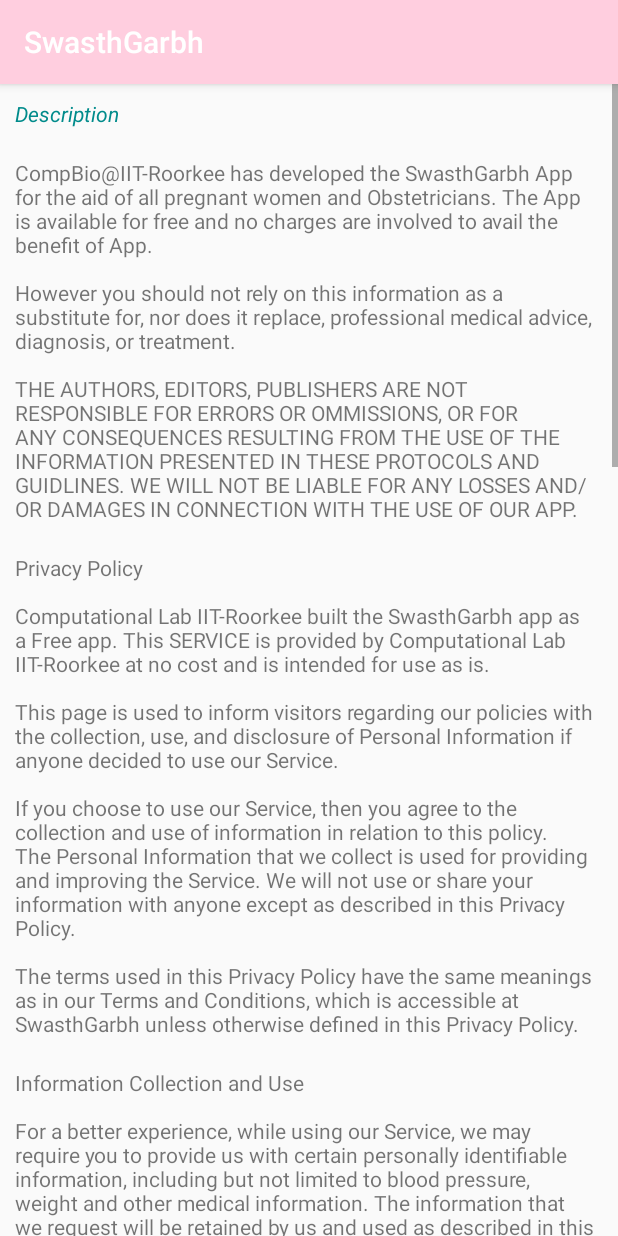
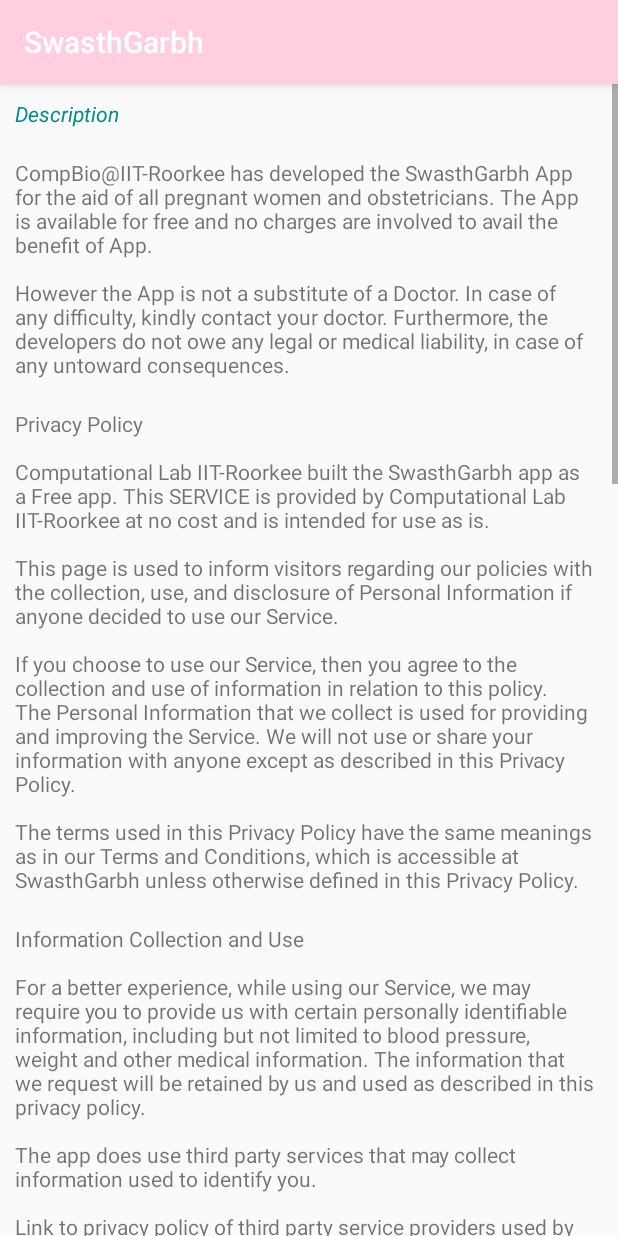
Before and after one commit to shalinikaushik/sg_shalini, an Android app: the Disclaimer screen opened directly, with no data from a screen before it, on a phone screen of 412 x 824 dp. Run offline under Robolectric (Android 15) with nearby library versions, the phone set to English and light mode, and no system bars; network calls fail.

Commit message:
SwasthGarbh

```diff
--- a/app/src/main/java/com/swasthgarbh/root/swasthgarbh/DoctorScreen.java
+++ b/app/src/main/java/com/swasthgarbh/root/swasthgarbh/DoctorScreen.java
@@ -399,7 +399,7 @@
                             if(analysis_obj.getInt("high_dys")!=0)
                                 yvalues.add(new PieEntry(analysis_obj.getInt("high_dys"), "High Diastolic BP"));
                             if(analysis_obj.getInt("high_weight")!=0)
-                                yvalues.add(new PieEntry(analysis_obj.getInt("high_weight"), "Over Weight"));
+                                yvalues.add(new PieEntry(analysis_obj.getInt("high_weight"), "Under Weight"));
                             if(analysis_obj.getInt("hyper_tension")!=0)
                                 yvalues.add(new PieEntry(analysis_obj.getInt("hyper_tension"), "Hypertensed"));
                             if(analysis_obj.getInt("urine_albumin")!=0)
--- a/app/src/main/res/values/strings.xml
+++ b/app/src/main/res/values/strings.xml
@@ -97,7 +97,7 @@
     <string name="logout">Logout</string>
 
     <string name="disc" translatable="false">Description</string>
-    <string name="disc0" translatable="false">CompBio@IIT-Roorkee has developed the SwasthGarbh App for the aid of all pregnant women and Obstetricians. The App is available for free and no charges are involved to avail the benefit of App.\n\nHowever you should not rely on this information as a substitute for, nor does it replace, professional medical advice, diagnosis, or treatment.\n\nTHE AUTHORS, EDITORS, PUBLISHERS ARE NOT RESPONSIBLE FOR ERRORS OR OMMISSIONS, OR FOR ANY CONSEQUENCES RESULTING FROM THE USE OF THE INFORMATION PRESENTED IN THESE PROTOCOLS AND GUIDLINES. WE WILL NOT BE LIABLE FOR ANY LOSSES AND/OR DAMAGES IN CONNECTION WITH THE USE OF OUR APP. </string>
+    <string name="disc0" translatable="false">CompBio@IIT-Roorkee has developed the SwasthGarbh App for the aid of all pregnant women and obstetricians. The App is available for free and no charges are involved to avail the benefit of App.\n\nHowever the App is not a substitute of a Doctor. In case of any difficulty, kindly contact your doctor. Furthermore, the developers do not owe any legal or medical liability, in case of any untoward consequences.  </string>
     <string name="disc1" translatable="false">Privacy Policy\n\nComputational Lab IIT-Roorkee built the SwasthGarbh app as a Free app. This SERVICE is provided by Computational Lab IIT-Roorkee at no cost and is intended for use as is.\n\nThis page is used to inform visitors regarding our policies with the collection, use, and disclosure of Personal Information if anyone decided to use our Service.\n\nIf you choose to use our Service, then you agree to the collection and use of information in relation to this policy. The Personal Information that we collect is used for providing and improving the Service. We will not use or share your information with anyone except as described in this Privacy Policy.\n\nThe terms used in this Privacy Policy have the same meanings as in our Terms and Conditions, which is accessible at SwasthGarbh unless otherwise defined in this Privacy Policy.</string>
     <string name="disc2" translatable="false">Information Collection and Use\n\nFor a better experience, while using our Service, we may require you to provide us with certain personally identifiable information, including but not limited to blood pressure, weight and other medical information. The information that we request will be retained by us and used as described in this privacy policy.\n\nThe app does use third party services that may collect information used to identify you.\n\nLink to privacy policy of third party service providers used by the app\n\n[Google Play Services](https://www.google.com/policies/privacy/)\n[Firebase Analytics](https://firebase.google.com/policies/analytics)</string>
     <string name="disc3" translatable="false">Log Data\n\nWe want to inform you that whenever you use our Service, in a case of an error in the app we collect data and information (through third party products) on your phone called Log Data. This Log Data may include information such as your device Internet Protocol (“IP”) address, device name, operating system version, the configuration of the app when utilizing our Service, the time and date of your use of the Service, and other statistics.</string>
```
